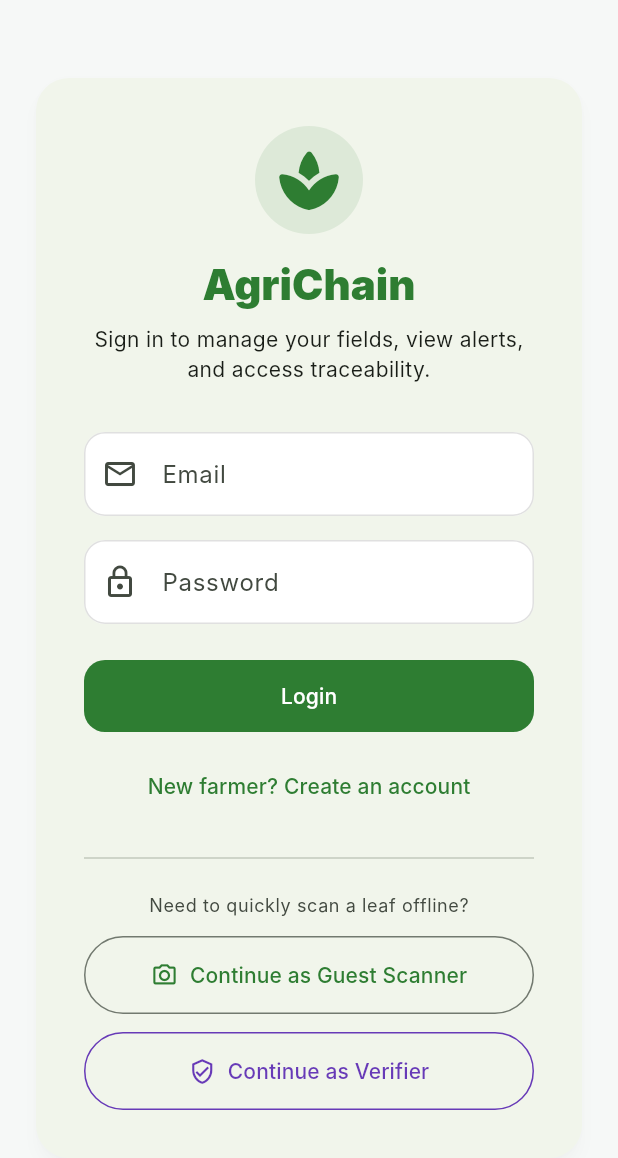
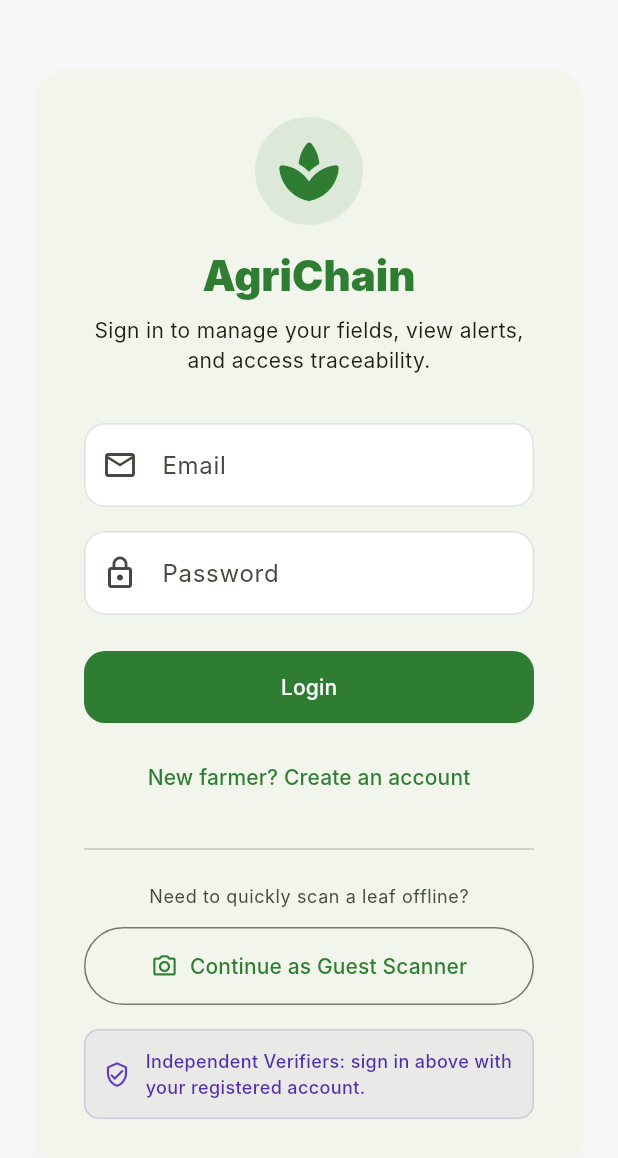
Before and after one commit to Mas-aaron/agri-chain, a Flutter app: the screen it shows after launch, on a phone screen of 412 x 824 dp. Shown: the top 1158 px of the screen. Run offline on Flutter 3.47's test engine with Material 3 defaults, Android fonts, the phone set to English and light mode, and no system bars; our stand-ins replace camera, cloud_firestore, firebase_auth, firebase_core, flutter_bluetooth_serial, flutter_map and 8 more; missing offline and left inert: mobile_scanner; accounts and stored records are empty; Roboto replaces fonts that are missing (Inter).

Commit message:
fixed autherntication and routing of verifiers

```diff
--- a/agri-chain/lib/screens/auth/login_screen.dart
+++ b/agri-chain/lib/screens/auth/login_screen.dart
@@ -5,9 +5,6 @@ import 'package:firebase_core/firebase_core.dart';
 import 'package:agri_chain/services/auth_service.dart';
 import 'package:agri_chain/home_screen.dart';
 import 'package:agri_chain/screens/auth/register_screen.dart';
-import 'package:agri_chain/widgets/modern_ui.dart';
-import 'package:agri_chain/providers/verifier_provider.dart';
-import 'package:agri_chain/screens/verifier/verifier_dashboard.dart';
 
 class LoginScreen extends StatefulWidget {
   const LoginScreen({super.key});
@@ -55,32 +52,6 @@ class _LoginScreenState extends State<LoginScreen> {
     }
   }
 
-  Future<void> _continueAsVerifier() async {
-    setState(() => _isLoading = true);
-    try {
-      final prov = context.read<VerifierProvider>();
-      await prov.register(
-        userId: 'demo-verifier-001',
-        organizationName: 'Demo Inspector',
-        organizationType: 'INSPECTOR',
-      );
-      if (!mounted) return;
-      await prov.loadDashboardData();
-      if (!mounted) return;
-      Navigator.pushReplacement(
-        context,
-        MaterialPageRoute(builder: (_) => const VerifierDashboard()),
-      );
-    } catch (e) {
-      if (mounted) {
-        ScaffoldMessenger.of(context).showSnackBar(
-          SnackBar(content: Text('Error: $e'), backgroundColor: Colors.red),
-        );
-      }
-    } finally {
-      if (mounted) setState(() => _isLoading = false);
-    }
-  }
 
   @override
   Widget build(BuildContext context) {
@@ -191,7 +162,6 @@ class _LoginScreenState extends State<LoginScreen> {
                     SizedBox(
                       width: double.infinity,
                       child: OutlinedButton.icon(
-                        // Embedded mode tells HomeScreen to not show the AppShell bottom navigation if it's running standalone
                         onPressed: () => Navigator.push(context, MaterialPageRoute(builder: (_) => const HomeScreen(embedded: false))),
                         icon: const Icon(Icons.camera_alt_outlined),
                         label: const Text('Continue as Guest Scanner'),
@@ -200,18 +170,27 @@ class _LoginScreenState extends State<LoginScreen> {
                         ),
                       ),
                     ),
-                    const SizedBox(height: 12),
-                    SizedBox(
-                      width: double.infinity,
-                      child: OutlinedButton.icon(
-                        onPressed: _isLoading ? null : _continueAsVerifier,
-                        icon: const Icon(Icons.verified_user_outlined),
-                        label: const Text('Continue as Verifier'),
-                        style: OutlinedButton.styleFrom(
-                          padding: const EdgeInsets.symmetric(vertical: 16),
-                          foregroundColor: Colors.deepPurple,
-                          side: const BorderSide(color: Colors.deepPurple),
-                        ),
+                    const SizedBox(height: 16),
+
+                    // Verifier guidance — no bypass, must sign in with registered account
+                    Container(
+                      padding: const EdgeInsets.all(12),
+                      decoration: BoxDecoration(
+                        color: Colors.deepPurple.withOpacity(0.06),
+                        borderRadius: BorderRadius.circular(10),
+                        border: Border.all(color: Colors.deepPurple.withOpacity(0.2)),
+                      ),
+                      child: Row(
+                        children: [
+                          const Icon(Icons.verified_user_outlined, color: Colors.deepPurple, size: 18),
+                          const SizedBox(width: 10),
+                          Expanded(
+                            child: Text(
+                              'Independent Verifiers: sign in above with your registered account.',
+                              style: TextStyle(color: Colors.deepPurple.shade700, fontSize: 12, fontWeight: FontWeight.w500),
+                            ),
+                          ),
+                        ],
                       ),
                     ),
                   ],
```
Also changed, not shown: agri-chain/lib/screens/auth/register_screen.dart (+6 -2 lines).
